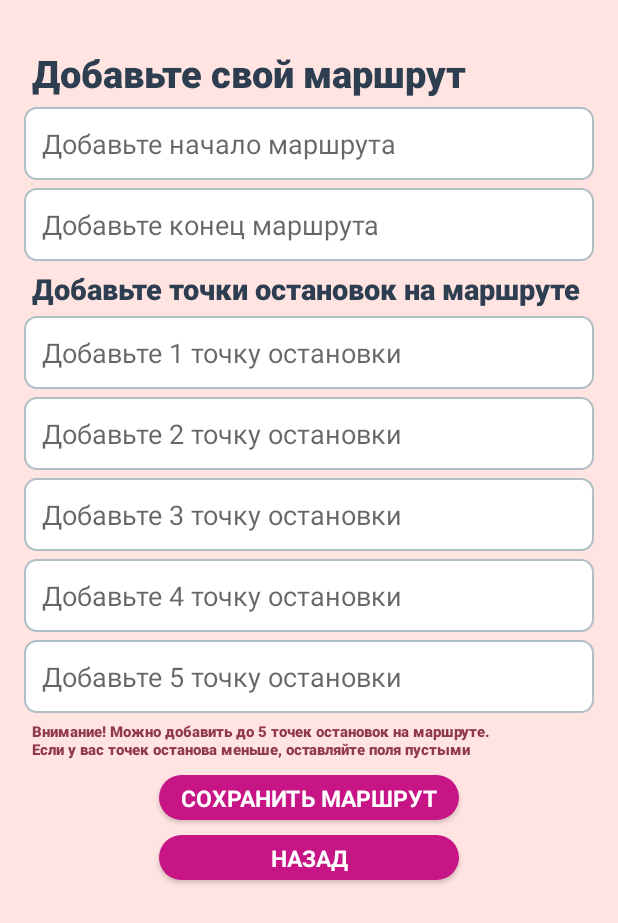
After one commit to nstprkp/XTravel, an Android app built with Jetpack Compose: the AddTrackActivity screen opened directly, with no data from a screen before it, on a phone screen of 412 x 824 dp. The commit adds this screen. Shown: the top 923 px of the screen. Run offline under Robolectric (Android 15) with nearby library versions, the phone set to English and light mode, and no system bars.

Commit message:
fix bugs with adding visa + added some track activities

```diff
--- a/app/app/src/main/AndroidManifest.xml
+++ b/app/app/src/main/AndroidManifest.xml
@@ -16,6 +16,9 @@
         android:supportsRtl="true"
         android:theme="@style/Theme.AppCompat.Light.NoActionBar"
         tools:targetApi="31">
+        <activity
+            android:name=".wintrack.AddTrackActivity"
+            android:exported="false" />
         <activity
             android:name=".CheckActivity"
             android:exported="true" />
--- a/app/app/src/main/java/com/example/app/ItemActivity.kt
+++ b/app/app/src/main/java/com/example/app/ItemActivity.kt
@@ -15,7 +15,7 @@ class ItemActivity : AppCompatActivity() {
         super.onCreate(savedInstanceState)
         setContentView(R.layout.activity_item)
 
-        val sharedPreferences = getSharedPreferences("user_prefs", MODE_PRIVATE)
+        val sharedPreferences = getSharedPreferences("unique_user_prefs", MODE_PRIVATE)
         val userLogin = sharedPreferences.getString("USER_LOGIN", "") ?: ""
 
         val savedPlacesDbHelper = SavedPlacesDbHelper(this)
@@ -39,7 +39,7 @@ class ItemActivity : AppCompatActivity() {
             val etDesc = intent.getStringExtra("itemDesc") ?: ""
 
             if (savedPlacesDbHelper.isPlaceFavoriteForUser(userLogin, etTitle)) {
-                Toast.makeText(this, "Place already added to favorite", Toast.LENGTH_LONG).show()
+                Toast.makeText(this, "Место уже добавлено в избранное", Toast.LENGTH_LONG).show()
             }
             else {
                 val newFavoritePlace = SavedPlaces(login = userLogin, image = etImage, title = etTitle, desc = etDesc)
@@ -49,7 +49,7 @@ class ItemActivity : AppCompatActivity() {
                     val favPlaceWithId = newFavoritePlace.copy(id = newFavPlaceId)
                 }
 
-                Toast.makeText(this, "New place added to favorite", Toast.LENGTH_LONG).show()
+                Toast.makeText(this, "Новое место добавлено в избранное", Toast.LENGTH_LONG).show()
             }
         }
 
--- a/app/app/src/main/java/com/example/app/winlog/AuthActivity.kt
+++ b/app/app/src/main/java/com/example/app/winlog/AuthActivity.kt
@@ -30,14 +30,14 @@ class AuthActivity : AppCompatActivity() {
             val password = userPassword.text.toString().trim()
 
             if (login == "" || password == "") {
-                Toast.makeText(this, "Empty!", Toast.LENGTH_LONG).show()
+                Toast.makeText(this, "Пожалуйста, заполните все поля!", Toast.LENGTH_LONG).show()
             }
             else {
                 val db = DbHelper(this)
                 val isAuth = db.getUser(login, password)
 
                 if (isAuth) {
-                    Toast.makeText(this, "User $login authorizated", Toast.LENGTH_LONG).show()
+                    Toast.makeText(this, "Вход $login выполнен успешно!", Toast.LENGTH_LONG).show()
                     userLogin.text.clear()
                     userPassword.text.clear()
 
@@ -56,7 +56,7 @@ class AuthActivity : AppCompatActivity() {
                     val intent = Intent(this, ItemsActivity::class.java)
                     startActivity(intent)
                 } else {
-                    Toast.makeText(this, "User $login not authorizated", Toast.LENGTH_LONG).show()
+                    Toast.makeText(this, "Пользователь $login не авторизован!", Toast.LENGTH_LONG).show()
                 }
 
             }
--- /dev/null
+++ b/app/app/src/main/java/com/example/app/wintrack/AddTrackActivity.kt
@@ -0,0 +1,24 @@
+package com.example.app.wintrack
+
+import android.annotation.SuppressLint
+import android.content.Intent
+import android.os.Bundle
+import android.widget.Button
+import androidx.appcompat.app.AppCompatActivity
+import com.example.app.R
+import com.example.app.winmain.MapActivity
+
+class AddTrackActivity : AppCompatActivity() {
+    @SuppressLint("MissingInflatedId")
+    override fun onCreate(savedInstanceState: Bundle?) {
+        super.onCreate(savedInstanceState)
+        setContentView(R.layout.activity_add_track)
+
+
+        val btnGoBack: Button = findViewById(R.id.btn_go_back_to_track)
+        btnGoBack.setOnClickListener {
+            val intent = Intent(this, MapActivity::class.java)
+            startActivity(intent)
+        }
+    }
+}
--- /dev/null
+++ b/app/app/src/main/java/com/example/app/wintrack/Track.kt
@@ -0,0 +1,4 @@
+package com.example.app.wintrack
+
+data class Track(val start: String, val end: String, val stops: List<String>) {
+}
--- /dev/null
+++ b/app/app/src/main/java/com/example/app/wintrack/TrackAdapter.kt
@@ -0,0 +1,4 @@
+package com.example.app.wintrack
+
+class TrackAdapter {
+}
--- /dev/null
+++ b/app/app/src/main/java/com/example/app/wintrack/TrackDbHelper.kt
@@ -0,0 +1,4 @@
+package com.example.app.wintrack
+
+class TrackDbHelper {
+}
--- /dev/null
+++ b/app/app/src/main/res/layout/activity_add_track.xml
@@ -0,0 +1,168 @@
+<?xml version="1.0" encoding="utf-8"?>
+<LinearLayout xmlns:android="http://schemas.android.com/apk/res/android"
+    xmlns:tools="http://schemas.android.com/tools"
+    android:id="@+id/addTrackAct"
+    android:orientation="vertical"
+    android:layout_width="match_parent"
+    android:layout_height="match_parent"
+    android:background="#FFE4E1"
+    android:padding="16dp"
+    tools:context=".wintrack.AddTrackActivity">
+
+    <TextView
+        android:id="@+id/textViewAddVisa"
+        android:layout_width="wrap_content"
+        android:layout_height="wrap_content"
+        android:layout_gravity="left"
+        android:layout_marginLeft="5dp"
+        android:layout_marginTop="15dp"
+        android:fontFamily="sans-serif-medium"
+        android:text="Добавьте свой маршрут"
+        android:textColor="#2C3E50"
+        android:textSize="25sp"
+        android:textStyle="bold" />
+
+    <EditText
+        android:id="@+id/etStartOfTrack"
+        android:layout_width="match_parent"
+        android:layout_height="wrap_content"
+        android:layout_marginTop="5dp"
+        android:fontFamily="sans-serif"
+        android:inputType="text"
+        android:textColor="#34495E"
+        android:textSize="18sp"
+        android:hint="Добавьте начало маршрута"
+        android:background="@drawable/edit_text_background"
+        android:padding="12dp" />
+
+    <EditText
+        android:id="@+id/etFinishOfTrack"
+        android:layout_width="match_parent"
+        android:layout_height="wrap_content"
+        android:layout_marginTop="5dp"
+        android:fontFamily="sans-serif"
+        android:inputType="text"
+        android:textColor="#34495E"
+        android:textSize="18sp"
+        android:hint="Добавьте конец маршрута"
+        android:background="@drawable/edit_text_background"
+        android:padding="12dp" />
+
+    <TextView
+        android:id="@+id/textForAdd"
+        android:layout_width="wrap_content"
+        android:layout_height="wrap_content"
+        android:layout_gravity="left"
+        android:layout_marginLeft="5dp"
+        android:layout_marginTop="5dp"
+        android:fontFamily="sans-serif-medium"
+        android:text="Добавьте точки остановок на маршруте"
+        android:textColor="#2C3E50"
+        android:textSize="19sp"
+        android:textStyle="bold" />
+
+    <EditText
+        android:id="@+id/etStopPoint1"
+        android:layout_width="match_parent"
+        android:layout_height="wrap_content"
+        android:layout_marginTop="5dp"
+        android:fontFamily="sans-serif"
+        android:inputType="text"
+        android:textColor="#34495E"
+        android:textSize="18sp"
+        android:hint="Добавьте 1 точку остановки"
+        android:background="@drawable/edit_text_background"
+        android:padding="12dp" />
+
+    <EditText
+        android:id="@+id/etStopPoint2"
+        android:layout_width="match_parent"
+        android:layout_height="wrap_content"
+        android:layout_marginTop="5dp"
+        android:fontFamily="sans-serif"
+        android:inputType="text"
+        android:textColor="#34495E"
+        android:textSize="18sp"
+        android:hint="Добавьте 2 точку остановки"
+        android:background="@drawable/edit_text_background"
+        android:padding="12dp" />
+
+    <EditText
+        android:id="@+id/etStopPoint3"
+        android:layout_width="match_parent"
+        android:layout_height="wrap_content"
+        android:layout_marginTop="5dp"
+        android:fontFamily="sans-serif"
+        android:inputType="text"
+        android:textColor="#34495E"
+        android:textSize="18sp"
+        android:hint="Добавьте 3 точку остановки"
+        android:background="@drawable/edit_text_background"
+        android:padding="12dp" />
+
+    <EditText
+        android:id="@+id/etStopPoint4"
+        android:layout_width="match_parent"
+        android:layout_height="wrap_content"
+        android:layout_marginTop="5dp"
+        android:fontFamily="sans-serif"
+        android:inputType="text"
+        android:textColor="#34495E"
+        android:textSize="18sp"
+        android:hint="Добавьте 4 точку остановки"
+        android:background="@drawable/edit_text_background"
+        android:padding="12dp" />
+
+    <EditText
+        android:id="@+id/etStopPoint5"
+        android:layout_width="match_parent"
+        android:layout_height="wrap_content"
+        android:layout_marginTop="5dp"
+        android:fontFamily="sans-serif"
+        android:inputType="text"
+        android:textColor="#34495E"
+        android:textSize="18sp"
+        android:hint="Добавьте 5 точку остановки"
+        android:background="@drawable/edit_text_background"
+        android:padding="12dp" />
+
+    <TextView
+        android:id="@+id/textForHelpInAdd"
+        android:layout_width="809dp"
+        android:layout_height="wrap_content"
+        android:layout_gravity="left"
+        android:layout_marginLeft="5dp"
+        android:layout_marginTop="5dp"
+        android:fontFamily="sans-serif-medium"
+        android:text="Внимание! Можно добавить до 5 точек остановок на маршруте. \nЕсли у вас точек останова меньше, оставляйте поля пустыми"
+        android:textColor="#90384F"
+        android:textSize="10sp"
+        android:textStyle="bold" />
+
+    <Button
+        android:id="@+id/btnSaveTrack"
+        android:layout_width="200dp"
+        android:layout_height="30dp"
+        android:layout_gravity="center"
+        android:layout_marginTop="10dp"
+        android:fontFamily="@font/inter"
+        android:text="Сохранить маршрут"
+        android:textSize="15sp"
+        android:textColor="#FFFFFF"
+        android:background="@drawable/button_background"
+        android:textStyle="bold" />
+
+    <Button
+        android:id="@+id/btn_go_back_to_track"
+        android:layout_width="200dp"
+        android:layout_height="30dp"
+        android:layout_gravity="center"
+        android:layout_marginTop="10dp"
+        android:fontFamily="@font/inter"
+        android:text="назад"
+        android:textSize="15sp"
+        android:textColor="#FFFFFF"
+        android:background="@drawable/button_background"
+        android:textStyle="bold" />
+
+</LinearLayout>
```
Also changed, not shown: app/app/src/main/java/com/example/app/winlog/MainActivity.kt (+9 -4 lines), app/app/src/main/java/com/example/app/winmain/MapActivity.kt (+10 -0 lines), app/app/src/main/java/com/example/app/winticket/AddTicketActivity.kt (+9 -9 lines), app/app/src/main/java/com/example/app/winvisa/AddVisaActivity.kt (+8 -6 lines), app/app/src/main/res/layout/activity_items.xml (+10 -8 lines), app/app/src/main/res/layout/activity_map.xml (+13 -13 lines).
